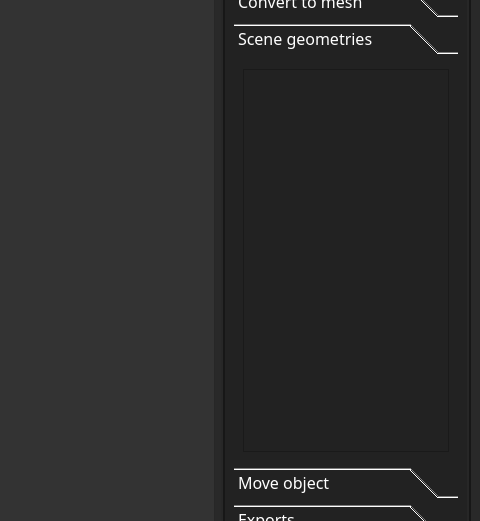
Above: UI2.ui from MateuszRumin/PWSZ_3IS_2024_ZPI_P3_G3 before the change; both pictures show x 528 to 1008 and y 138 to 659 of the 1008 by 744 pixel window. Below: the same form after it.
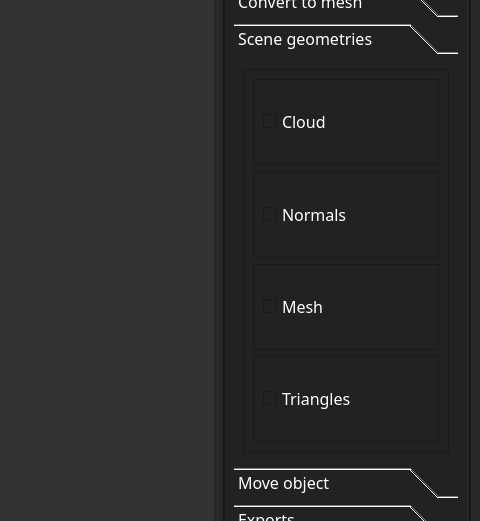
That is the form after the change. The open tabs and pages were chosen to show the change.

Commit message: manual change of normals and selection of geometry to display ver. 1.16

```diff
--- a/UI2.ui
+++ b/UI2.ui
@@ -1095,7 +1095,7 @@
             </widget>
            </item>
            <item>
-            <widget class="QFrame" name="frame_3">
+            <widget class="QFrame" name="frame_change_normals">
              <property name="maximumSize">
               <size>
                <width>206</width>
@@ -1126,8 +1126,8 @@
            <rect>
             <x>0</x>
             <y>0</y>
-            <width>220</width>
-            <height>417</height>
+            <width>224</width>
+            <height>432</height>
            </rect>
           </property>
           <property name="minimumSize">
@@ -1147,19 +1147,103 @@
           </attribute>
           <layout class="QHBoxLayout" name="horizontalLayout_11">
            <item>
-            <widget class="QListWidget" name="geometries_list">
-             <property name="minimumSize">
-              <size>
-               <width>206</width>
-               <height>100</height>
-              </size>
+            <widget class="QFrame" name="frame_3">
+             <property name="frameShape">
+              <enum>QFrame::StyledPanel</enum>
              </property>
-             <property name="maximumSize">
-              <size>
-               <width>300</width>
-               <height>500</height>
-              </size>
+             <property name="frameShadow">
+              <enum>QFrame::Raised</enum>
              </property>
+             <layout class="QVBoxLayout" name="verticalLayout_13">
+              <item>
+               <widget class="QFrame" name="frame_cloud_checkbox">
+                <property name="frameShape">
+                 <enum>QFrame::StyledPanel</enum>
+                </property>
+                <property name="frameShadow">
+                 <enum>QFrame::Raised</enum>
+                </property>
+                <layout class="QVBoxLayout" name="verticalLayout_14">
+                 <item>
+                  <widget class="QCheckBox" name="display_cloud_checkbox">
+                   <property name="enabled">
+                    <bool>false</bool>
+                   </property>
+                   <property name="text">
+                    <string>Cloud</string>
+                   </property>
+                  </widget>
+                 </item>
+                </layout>
+               </widget>
+              </item>
+              <item>
+               <widget class="QFrame" name="frame_normals_checkbox">
+                <property name="frameShape">
+                 <enum>QFrame::StyledPanel</enum>
+                </property>
+                <property name="frameShadow">
+                 <enum>QFrame::Raised</enum>
+                </property>
+                <layout class="QVBoxLayout" name="verticalLayout_15">
+                 <item>
+                  <widget class="QCheckBox" name="display_normals_checkbox">
+                   <property name="enabled">
+                    <bool>false</bool>
+                   </property>
+                   <property name="text">
+                    <string>Normals</string>
+                   </property>
+                  </widget>
+                 </item>
+                </layout>
+               </widget>
+              </item>
+              <item>
+               <widget class="QFrame" name="frame_mesh_checkbox">
+                <property name="frameShape">
+                 <enum>QFrame::StyledPanel</enum>
+                </property>
+                <property name="frameShadow">
+                 <enum>QFrame::Raised</enum>
+                </property>
+                <layout class="QVBoxLayout" name="verticalLayout_17">
+                 <item>
+                  <widget class="QCheckBox" name="display_mesh_checkbox">
+                   <property name="enabled">
+                    <bool>false</bool>
+                   </property>
+                   <property name="text">
+                    <string>Mesh</string>
+                   </property>
+                  </widget>
+                 </item>
+                </layout>
+               </widget>
+              </item>
+              <item>
+               <widget class="QFrame" name="frame_triangles_checkbox">
+                <property name="frameShape">
+                 <enum>QFrame::StyledPanel</enum>
+                </property>
+                <property name="frameShadow">
+                 <enum>QFrame::Raised</enum>
+                </property>
+                <layout class="QVBoxLayout" name="verticalLayout_16">
+                 <item>
+                  <widget class="QCheckBox" name="display_triangles_checkbox">
+                   <property name="enabled">
+                    <bool>false</bool>
+                   </property>
+                   <property name="text">
+                    <string>Triangles</string>
+                   </property>
+                  </widget>
+                 </item>
+                </layout>
+               </widget>
+              </item>
+             </layout>
             </widget>
            </item>
           </layout>
```
Left out of the diff: 41 changed lines with no effect on the pictures. The commit also changes 7 other files.
